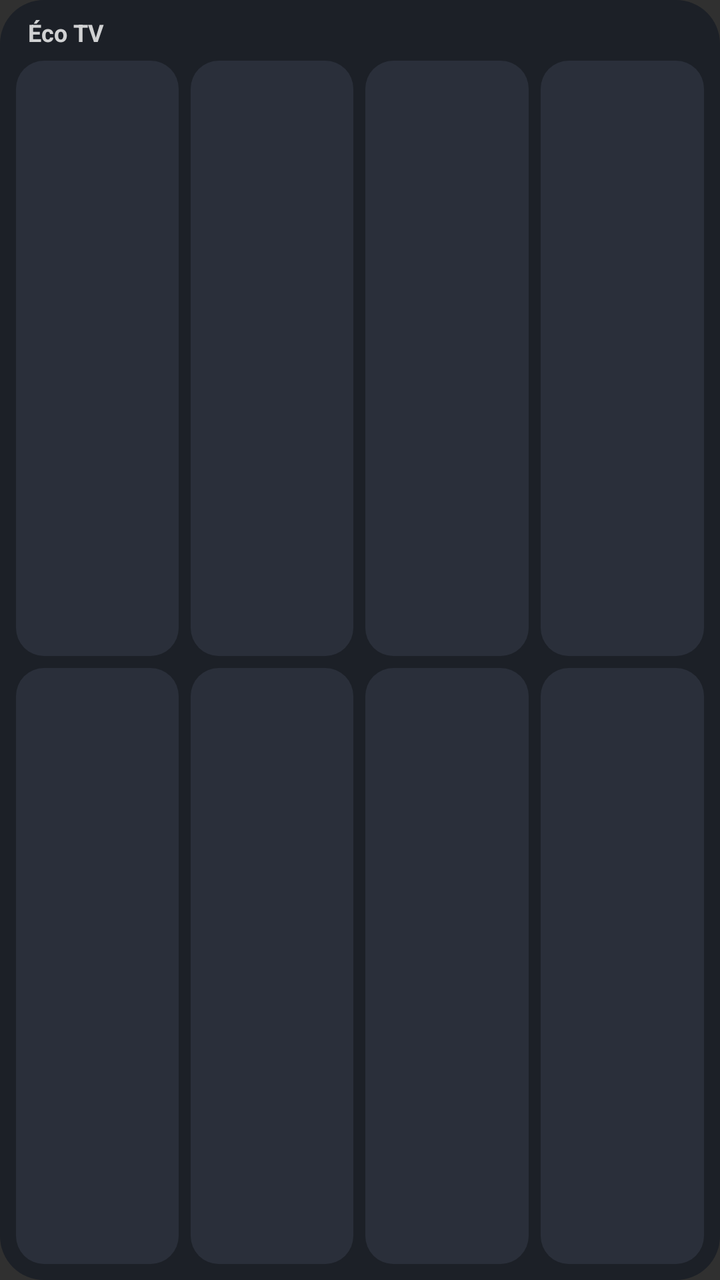
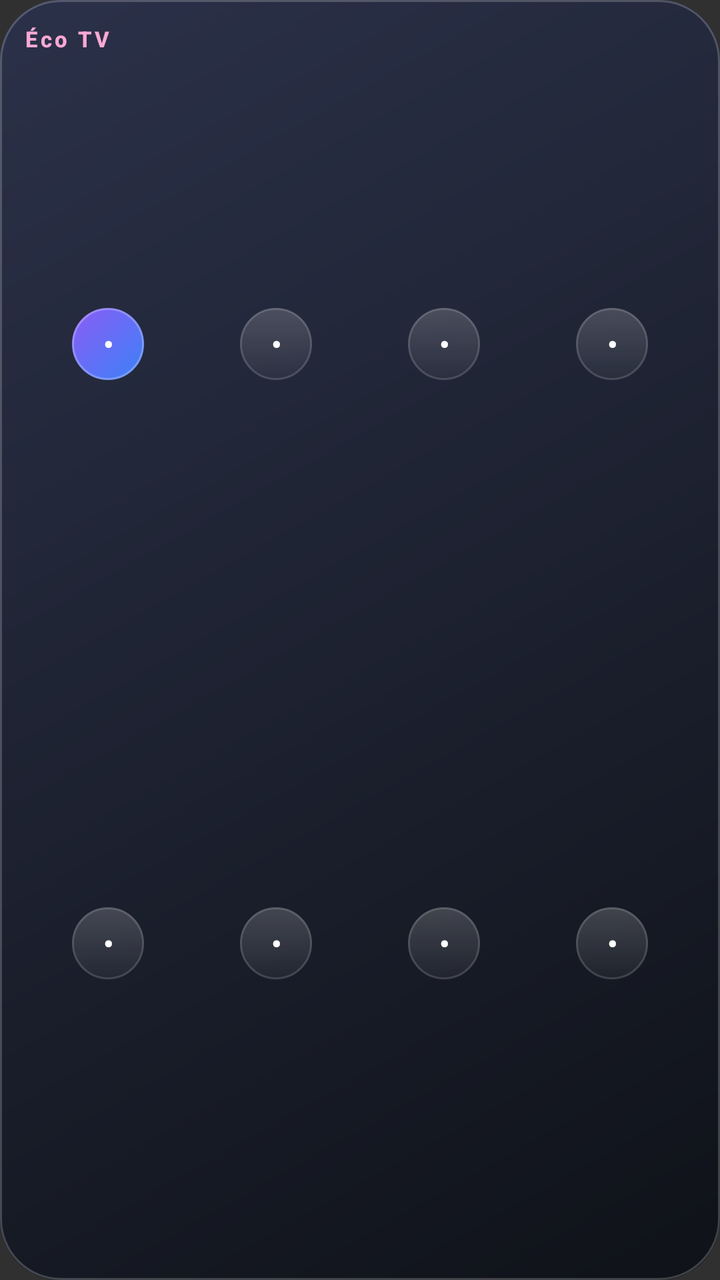

Compare the two renders of this Android layout. The source of the first and the diff that turns it into the second are given below.
<!-- AndroidManifest.xml: application theme android:Theme.Material.NoActionBar -->
<!-- res/layout/widget_slots.xml -->
<?xml version="1.0" encoding="utf-8"?>
<LinearLayout xmlns:android="http://schemas.android.com/apk/res/android"
    android:layout_width="match_parent"
    android:layout_height="match_parent"
    android:background="@drawable/widget_bg"
    android:orientation="vertical"
    android:padding="8dp">

    <TextView
        android:id="@+id/slots_title"
        android:layout_width="match_parent"
        android:layout_height="wrap_content"
        android:layout_marginBottom="6dp"
        android:ellipsize="end"
        android:maxLines="1"
        android:paddingStart="6dp"
        android:paddingEnd="6dp"
        android:text="@string/widget_title_default"
        android:textColor="#CCFFFFFF"
        android:textSize="12sp"
        android:textStyle="bold" />

    <LinearLayout
        android:layout_width="match_parent"
        android:layout_height="0dp"
        android:layout_weight="1"
        android:orientation="horizontal">

        <TextView
            android:id="@+id/slot_1"
            android:layout_width="0dp"
            android:layout_height="match_parent"
            android:layout_marginEnd="3dp"
            android:layout_weight="1"
            android:background="@drawable/btn_idle"
            android:ellipsize="end"
            android:gravity="center"
            android:maxLines="2"
            android:padding="4dp"
            android:textColor="#FFFFFF"
            android:textSize="12sp"
            android:textStyle="bold" />

        <TextView
            android:id="@+id/slot_2"
            android:layout_width="0dp"
            android:layout_height="match_parent"
            android:layout_marginStart="3dp"
            android:layout_marginEnd="3dp"
            android:layout_weight="1"
            android:background="@drawable/btn_idle"
            android:ellipsize="end"
            android:gravity="center"
            android:maxLines="2"
            android:padding="4dp"
            android:textColor="#FFFFFF"
            android:textSize="12sp"
            android:textStyle="bold" />

        <TextView
            android:id="@+id/slot_3"
            android:layout_width="0dp"
            android:layout_height="match_parent"
            android:layout_marginStart="3dp"
            android:layout_marginEnd="3dp"
            android:layout_weight="1"
            android:background="@drawable/btn_idle"
            android:ellipsize="end"
            android:gravity="center"
            android:maxLines="2"
            android:padding="4dp"
            android:textColor="#FFFFFF"
            android:textSize="12sp"
            android:textStyle="bold" />

        <TextView
            android:id="@+id/slot_4"
            android:layout_width="0dp"
            android:layout_height="match_parent"
            android:layout_marginStart="3dp"
            android:layout_weight="1"
            android:background="@drawable/btn_idle"
            android:ellipsize="end"
            android:gravity="center"
            android:maxLines="2"
            android:padding="4dp"
            android:textColor="#FFFFFF"
            android:textSize="12sp"
            android:textStyle="bold" />
    </LinearLayout>

    <LinearLayout
        android:layout_width="match_parent"
        android:layout_height="0dp"
        android:layout_marginTop="6dp"
        android:layout_weight="1"
        android:orientation="horizontal">

        <TextView
            android:id="@+id/slot_5"
            android:layout_width="0dp"
            android:layout_height="match_parent"
            android:layout_marginEnd="3dp"
            android:layout_weight="1"
            android:background="@drawable/btn_idle"
            android:ellipsize="end"
            android:gravity="center"
            android:maxLines="2"
            android:padding="4dp"
            android:textColor="#FFFFFF"
            android:textSize="12sp"
            android:textStyle="bold" />

        <TextView
            android:id="@+id/slot_6"
            android:layout_width="0dp"
            android:layout_height="match_parent"
            android:layout_marginStart="3dp"
            android:layout_marginEnd="3dp"
            android:layout_weight="1"
            android:background="@drawable/btn_idle"
            android:ellipsize="end"
            android:gravity="center"
            android:maxLines="2"
            android:padding="4dp"
            android:textColor="#FFFFFF"
            android:textSize="12sp"
            android:textStyle="bold" />

        <TextView
            android:id="@+id/slot_7"
            android:layout_width="0dp"
            android:layout_height="match_parent"
            android:layout_marginStart="3dp"
            android:layout_marginEnd="3dp"
            android:layout_weight="1"
            android:background="@drawable/btn_idle"
            android:ellipsize="end"
            android:gravity="center"
            android:maxLines="2"
            android:padding="4dp"
            android:textColor="#FFFFFF"
            android:textSize="12sp"
            android:textStyle="bold" />

        <TextView
            android:id="@+id/slot_8"
            android:layout_width="0dp"
            android:layout_height="match_parent"
            android:layout_marginStart="3dp"
            android:layout_weight="1"
            android:background="@drawable/btn_idle"
            android:ellipsize="end"
            android:gravity="center"
            android:maxLines="2"
            android:padding="4dp"
            android:textColor="#FFFFFF"
            android:textSize="12sp"
            android:textStyle="bold" />
    </LinearLayout>
</LinearLayout>
<!-- resources referenced by this layout -->
<resources>
  <!-- drawable btn_idle (drawable) -->
  <?xml version="1.0" encoding="utf-8"?>
  <shape xmlns:android="http://schemas.android.com/apk/res/android"
      android:shape="rectangle">
      <solid android:color="#FF2A2F3A" />
      <corners android:radius="14dp" />
  </shape>
  <!-- drawable widget_bg (drawable) -->
  <?xml version="1.0" encoding="utf-8"?>
  <shape xmlns:android="http://schemas.android.com/apk/res/android"
      android:shape="rectangle">
      <solid android:color="#F01B1F27" />
      <corners android:radius="22dp" />
  </shape>
  <string name="widget_title_default">Éco TV</string>
</resources>

<!-- the commit's change to res/layout/widget_slots.xml (unified diff, before → after) -->
@@ -2,160 +2,314 @@
 <LinearLayout xmlns:android="http://schemas.android.com/apk/res/android"
     android:layout_width="match_parent"
     android:layout_height="match_parent"
-    android:background="@drawable/widget_bg"
+    android:background="@drawable/dw_bg"
+    android:gravity="center"
     android:orientation="vertical"
-    android:padding="8dp">
+    android:padding="12dp">
 
     <TextView
         android:id="@+id/slots_title"
         android:layout_width="match_parent"
         android:layout_height="wrap_content"
-        android:layout_marginBottom="6dp"
         android:ellipsize="end"
-        android:maxLines="1"
-        android:paddingStart="6dp"
-        android:paddingEnd="6dp"
+        android:fontFamily="sans-serif-medium"
+        android:letterSpacing="0.12"
+        android:singleLine="true"
         android:text="@string/widget_title_default"
-        android:textColor="#CCFFFFFF"
-        android:textSize="12sp"
+        android:textColor="#FFF9A8D4"
+        android:textSize="11sp"
         android:textStyle="bold" />
 
     <LinearLayout
         android:layout_width="match_parent"
         android:layout_height="0dp"
         android:layout_weight="1"
+        android:layout_marginTop="6dp"
+        android:gravity="center"
         android:orientation="horizontal">
 
-        <TextView
+        <LinearLayout
             android:id="@+id/slot_1"
             android:layout_width="0dp"
             android:layout_height="match_parent"
-            android:layout_marginEnd="3dp"
-            android:layout_weight="1"
-            android:background="@drawable/btn_idle"
-            android:ellipsize="end"
-            android:gravity="center"
-            android:maxLines="2"
-            android:padding="4dp"
-            android:textColor="#FFFFFF"
-            android:textSize="12sp"
-            android:textStyle="bold" />
-
-        <TextView
+            android:layout_weight="1"
+            android:gravity="center"
+            android:orientation="vertical">
+            <TextView
+                android:id="@+id/slot_1_badge"
+                android:layout_width="36dp"
+                android:layout_height="36dp"
+                android:background="@drawable/dw_round_remote"
+                android:contentDescription="@null"
+                android:fontFamily="sans-serif-medium"
+                android:gravity="center"
+                android:singleLine="true"
+                android:text="•"
+                android:textColor="#FFFFFFFF"
+                android:textSize="14sp"
+                android:textStyle="bold" />
+            <TextView
+                android:id="@+id/slot_1_label"
+                android:layout_width="wrap_content"
+                android:layout_height="wrap_content"
+                android:layout_marginTop="3dp"
+                android:ellipsize="end"
+                android:fontFamily="sans-serif-medium"
+                android:maxWidth="72dp"
+                android:singleLine="true"
+                android:text=""
+                android:textColor="#FFB4BCCB"
+                android:textSize="10sp" />
+        </LinearLayout>
+
+        <LinearLayout
             android:id="@+id/slot_2"
             android:layout_width="0dp"
             android:layout_height="match_parent"
-            android:layout_marginStart="3dp"
-            android:layout_marginEnd="3dp"
-            android:layout_weight="1"
-            android:background="@drawable/btn_idle"
-            android:ellipsize="end"
-            android:gravity="center"
-            android:maxLines="2"
-            android:padding="4dp"
-            android:textColor="#FFFFFF"
-            android:textSize="12sp"
-            android:textStyle="bold" />
-
-        <TextView
+            android:layout_weight="1"
+            android:gravity="center"
+            android:orientation="vertical">
+            <TextView
+                android:id="@+id/slot_2_badge"
+                android:layout_width="36dp"
+                android:layout_height="36dp"
+                android:background="@drawable/dw_round_idle"
+                android:contentDescription="@null"
+                android:fontFamily="sans-serif-medium"
+                android:gravity="center"
+                android:singleLine="true"
+                android:text="•"
+                android:textColor="#FFFFFFFF"
+                android:textSize="14sp"
+                android:textStyle="bold" />
+            <TextView
+                android:id="@+id/slot_2_label"
+                android:layout_width="wrap_content"
+                android:layout_height="wrap_content"
+                android:layout_marginTop="3dp"
+                android:ellipsize="end"
+                android:fontFamily="sans-serif-medium"
+                android:maxWidth="72dp"
+                android:singleLine="true"
+                android:text=""
+                android:textColor="#FFB4BCCB"
+                android:textSize="10sp" />
+        </LinearLayout>
+
+        <LinearLayout
             android:id="@+id/slot_3"
             android:layout_width="0dp"
             android:layout_height="match_parent"
-            android:layout_marginStart="3dp"
-            android:layout_marginEnd="3dp"
-            android:layout_weight="1"
-            android:background="@drawable/btn_idle"
-            android:ellipsize="end"
-            android:gravity="center"
-            android:maxLines="2"
-            android:padding="4dp"
-            android:textColor="#FFFFFF"
-            android:textSize="12sp"
-            android:textStyle="bold" />
-
-        <TextView
+            android:layout_weight="1"
+            android:gravity="center"
+            android:orientation="vertical">
+            <TextView
+                android:id="@+id/slot_3_badge"
+                android:layout_width="36dp"
+                android:layout_height="36dp"
+                android:background="@drawable/dw_round_idle"
+                android:contentDescription="@null"
+                android:fontFamily="sans-serif-medium"
+                android:gravity="center"
+                android:singleLine="true"
+                android:text="•"
+                android:textColor="#FFFFFFFF"
+                android:textSize="14sp"
+                android:textStyle="bold" />
+            <TextView
+                android:id="@+id/slot_3_label"
+                android:layout_width="wrap_content"
+                android:layout_height="wrap_content"
+                android:layout_marginTop="3dp"
+                android:ellipsize="end"
+                android:fontFamily="sans-serif-medium"
+                android:maxWidth="72dp"
+                android:singleLine="true"
+                android:text=""
+                android:textColor="#FFB4BCCB"
+                android:textSize="10sp" />
+        </LinearLayout>
+
+        <LinearLayout
             android:id="@+id/slot_4"
             android:layout_width="0dp"
             android:layout_height="match_parent"
-            android:layout_marginStart="3dp"
-            android:layout_weight="1"
-            android:background="@drawable/btn_idle"
-            android:ellipsize="end"
-            android:gravity="center"
-            android:maxLines="2"
-            android:padding="4dp"
-            android:textColor="#FFFFFF"
-            android:textSize="12sp"
-            android:textStyle="bold" />
+            android:layout_weight="1"
+            android:gravity="center"
+            android:orientation="vertical">
+            <TextView
+                android:id="@+id/slot_4_badge"
+                android:layout_width="36dp"
+                android:layout_height="36dp"
+                android:background="@drawable/dw_round_idle"
+                android:contentDescription="@null"
+                android:fontFamily="sans-serif-medium"
+                android:gravity="center"
+                android:singleLine="true"
+                android:text="•"
+                android:textColor="#FFFFFFFF"
+                android:textSize="14sp"
+                android:textStyle="bold" />
+            <TextView
+                android:id="@+id/slot_4_label"
+                android:layout_width="wrap_content"
+                android:layout_height="wrap_content"
+                android:layout_marginTop="3dp"
+                android:ellipsize="end"
+                android:fontFamily="sans-serif-medium"
+                android:maxWidth="72dp"
+                android:singleLine="true"
+                android:text=""
+                android:textColor="#FFB4BCCB"
+                android:textSize="10sp" />
+        </LinearLayout>
+
     </LinearLayout>
 
     <LinearLayout
         android:layout_width="match_parent"
         android:layout_height="0dp"
-        android:layout_marginTop="6dp"
         android:layout_weight="1"
+        android:layout_marginTop="4dp"
+        android:gravity="center"
         android:orientation="horizontal">
 
-        <TextView
+        <LinearLayout
             android:id="@+id/slot_5"
             android:layout_width="0dp"
             android:layout_height="match_parent"
-            android:layout_marginEnd="3dp"
-            android:layout_weight="1"
-            android:background="@drawable/btn_idle"
-            android:ellipsize="end"
-            android:gravity="center"
-            android:maxLines="2"
-            android:padding="4dp"
-            android:textColor="#FFFFFF"
-            android:textSize="12sp"
-            android:textStyle="bold" />
-
-        <TextView
+            android:layout_weight="1"
+            android:gravity="center"
+            android:orientation="vertical">
+            <TextView
+                android:id="@+id/slot_5_badge"
+                android:layout_width="36dp"
+                android:layout_height="36dp"
+                android:background="@drawable/dw_round_idle"
+                android:contentDescription="@null"
+                android:fontFamily="sans-serif-medium"
+                android:gravity="center"
+                android:singleLine="true"
+                android:text="•"
+                android:textColor="#FFFFFFFF"
+                android:textSize="14sp"
+                android:textStyle="bold" />
+            <TextView
+                android:id="@+id/slot_5_label"
+                android:layout_width="wrap_content"
+                android:layout_height="wrap_content"
+                android:layout_marginTop="3dp"
+                android:ellipsize="end"
+                android:fontFamily="sans-serif-medium"
+                android:maxWidth="72dp"
+                android:singleLine="true"
+                android:text=""
+                android:textColor="#FFB4BCCB"
+                android:textSize="10sp" />
+        </LinearLayout>
+
+        <LinearLayout
             android:id="@+id/slot_6"
             android:layout_width="0dp"
             android:layout_height="match_parent"
-            android:layout_marginStart="3dp"
-            android:layout_marginEnd="3dp"
-            android:layout_weight="1"
-            android:background="@drawable/btn_idle"
-            android:ellipsize="end"
-            android:gravity="center"
-            android:maxLines="2"
-            android:padding="4dp"
-            android:textColor="#FFFFFF"
-            android:textSize="12sp"
-            android:textStyle="bold" />
-
-        <TextView
+            android:layout_weight="1"
+            android:gravity="center"
+            android:orientation="vertical">
+            <TextView
+                android:id="@+id/slot_6_badge"
+                android:layout_width="36dp"
+                android:layout_height="36dp"
+                android:background="@drawable/dw_round_idle"
+                android:contentDescription="@null"
+                android:fontFamily="sans-serif-medium"
+                android:gravity="center"
+                android:singleLine="true"
+                android:text="•"
+                android:textColor="#FFFFFFFF"
+                android:textSize="14sp"
+                android:textStyle="bold" />
+            <TextView
+                android:id="@+id/slot_6_label"
+                android:layout_width="wrap_content"
+                android:layout_height="wrap_content"
+                android:layout_marginTop="3dp"
+                android:ellipsize="end"
+                android:fontFamily="sans-serif-medium"
+                android:maxWidth="72dp"
+                android:singleLine="true"
+                android:text=""
+                android:textColor="#FFB4BCCB"
+                android:textSize="10sp" />
+        </LinearLayout>
+
+        <LinearLayout
             android:id="@+id/slot_7"
             android:layout_width="0dp"
             android:layout_height="match_parent"
-            android:layout_marginStart="3dp"
-            android:layout_marginEnd="3dp"
-            android:layout_weight="1"
-            android:background="@drawable/btn_idle"
-            android:ellipsize="end"
-            android:gravity="center"
-            android:maxLines="2"
-            android:padding="4dp"
-            android:textColor="#FFFFFF"
-            android:textSize="12sp"
-            android:textStyle="bold" />
-
-        <TextView
+            android:layout_weight="1"
+            android:gravity="center"
+            android:orientation="vertical">
+            <TextView
+                android:id="@+id/slot_7_badge"
+                android:layout_width="36dp"
+                android:layout_height="36dp"
+                android:background="@drawable/dw_round_idle"
+                android:contentDescription="@null"
+                android:fontFamily="sans-serif-medium"
+                android:gravity="center"
+                android:singleLine="true"
+                android:text="•"
+                android:textColor="#FFFFFFFF"
+                android:textSize="14sp"
+                android:textStyle="bold" />
+            <TextView
+                android:id="@+id/slot_7_label"
+                android:layout_width="wrap_content"
+                android:layout_height="wrap_content"
+                android:layout_marginTop="3dp"
+                android:ellipsize="end"
+                android:fontFamily="sans-serif-medium"
+                android:maxWidth="72dp"
+                android:singleLine="true"
+                android:text=""
+                android:textColor="#FFB4BCCB"
+                android:textSize="10sp" />
+        </LinearLayout>
+
+        <LinearLayout
             android:id="@+id/slot_8"
             android:layout_width="0dp"
             android:layout_height="match_parent"
-            android:layout_marginStart="3dp"
-            android:layout_weight="1"
-            android:background="@drawable/btn_idle"
-            android:ellipsize="end"
-            android:gravity="center"
-            android:maxLines="2"
-            android:padding="4dp"
-            android:textColor="#FFFFFF"
-            android:textSize="12sp"
-            android:textStyle="bold" />
+            android:layout_weight="1"
+            android:gravity="center"
+            android:orientation="vertical">
+            <TextView
+                android:id="@+id/slot_8_badge"
+                android:layout_width="36dp"
+                android:layout_height="36dp"
+                android:background="@drawable/dw_round_idle"
+                android:contentDescription="@null"
+                android:fontFamily="sans-serif-medium"
+                android:gravity="center"
+                android:singleLine="true"
+                android:text="•"
+                android:textColor="#FFFFFFFF"
+                android:textSize="14sp"
+                android:textStyle="bold" />
+            <TextView
+                android:id="@+id/slot_8_label"
+                android:layout_width="wrap_content"
+                android:layout_height="wrap_content"
+                android:layout_marginTop="3dp"
+                android:ellipsize="end"
+                android:fontFamily="sans-serif-medium"
+                android:maxWidth="72dp"
+                android:singleLine="true"
+                android:text=""
+                android:textColor="#FFB4BCCB"
+                android:textSize="10sp" />
+        </LinearLayout>
+
     </LinearLayout>
+
 </LinearLayout>
<!-- resource entries referenced after the edit -->
@@ -1,19 +1,57 @@
 <!-- resources referenced by this layout -->
 <resources>
-  <!-- drawable btn_idle (drawable) -->
+  <!-- drawable dw_bg (drawable) -->
   <?xml version="1.0" encoding="utf-8"?>
-  <shape xmlns:android="http://schemas.android.com/apk/res/android"
-      android:shape="rectangle">
-      <solid android:color="#FF2A2F3A" />
-      <corners android:radius="14dp" />
-  </shape>
-  <!-- drawable widget_bg (drawable) -->
+  <layer-list xmlns:android="http://schemas.android.com/apk/res/android">
+      <item>
+          <shape android:shape="rectangle">
+              <gradient android:angle="315" android:startColor="#FF2B3149" android:endColor="#FF0F1218" />
+              <corners android:radius="30dp" />
+          </shape>
+      </item>
+      <item>
+          <shape android:shape="rectangle">
+              <stroke android:width="1dp" android:color="#33FFFFFF" />
+              <corners android:radius="30dp" />
+          </shape>
+      </item>
+  </layer-list>
+  <!-- drawable dw_round_idle (drawable) -->
   <?xml version="1.0" encoding="utf-8"?>
-  <shape xmlns:android="http://schemas.android.com/apk/res/android"
-      android:shape="rectangle">
-      <solid android:color="#F01B1F27" />
-      <corners android:radius="22dp" />
-  </shape>
+  <ripple xmlns:android="http://schemas.android.com/apk/res/android" android:color="#40FFFFFF">
+      <item>
+          <layer-list>
+              <item>
+                  <shape android:shape="oval">
+                      <gradient android:angle="270" android:startColor="#2EFFFFFF" android:endColor="#0AFFFFFF" />
+                  </shape>
+              </item>
+              <item>
+                  <shape android:shape="oval">
+                      <stroke android:width="1dp" android:color="#24FFFFFF" />
+                  </shape>
+              </item>
+          </layer-list>
+      </item>
+  </ripple>
+  <!-- drawable dw_round_remote (drawable) -->
+  <?xml version="1.0" encoding="utf-8"?>
+  <ripple xmlns:android="http://schemas.android.com/apk/res/android" android:color="#55FFFFFF">
+      <item>
+          <layer-list>
+              <item>
+                  <shape android:shape="oval">
+                      <gradient android:angle="315" android:startColor="#FF8B5CF6" android:endColor="#FF3B82F6" />
+                  </shape>
+              </item>
+              <item>
+                  <shape android:shape="oval">
+                      <stroke android:width="1dp" android:color="#40FFFFFF" />
+                  </shape>
+              </item>
+          </layer-list>
+      </item>
+  </ripple>
   <string name="widget_title_default">Éco TV</string>
 </resources>
 
